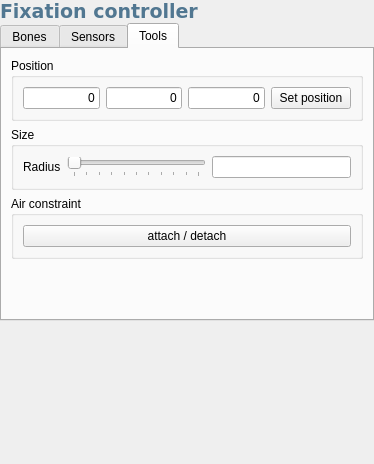
This is src/genelab/core/ui/widgets/entities/fixationproperties.ui in GeneCraft/GeneCraft-Project as Qt 5 draws it before an edit. The edited form follows.
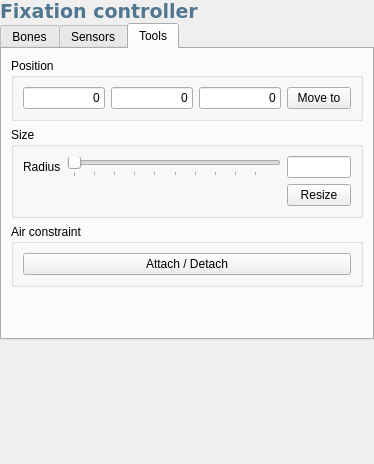
This is the edited form. The open tabs and pages were chosen to show the change. Icons and pictures are not drawn.

```diff
--- a/src/genelab/core/ui/widgets/entities/fixationproperties.ui
+++ b/src/genelab/core/ui/widgets/entities/fixationproperties.ui
@@ -329,8 +329,14 @@
           </item>
           <item row="0" column="3">
            <widget class="QPushButton" name="pbSetPosition">
+            <property name="maximumSize">
+             <size>
+              <width>64</width>
+              <height>16777215</height>
+             </size>
+            </property>
             <property name="text">
-             <string>Set position</string>
+             <string>Move to</string>
             </property>
            </widget>
           </item>
@@ -346,7 +352,7 @@
           <item row="0" column="1">
            <widget class="QSlider" name="sRadius">
             <property name="minimum">
-             <number>1</number>
+             <number>100</number>
             </property>
             <property name="maximum">
              <number>10000</number>
@@ -370,7 +376,27 @@
            </widget>
           </item>
           <item row="0" column="2">
-           <widget class="QLineEdit" name="lineEdit"/>
+           <widget class="QLineEdit" name="leRadius">
+            <property name="maximumSize">
+             <size>
+              <width>64</width>
+              <height>16777215</height>
+             </size>
+            </property>
+           </widget>
+          </item>
+          <item row="1" column="2">
+           <widget class="QPushButton" name="pbResizeRadius">
+            <property name="maximumSize">
+             <size>
+              <width>64</width>
+              <height>16777215</height>
+             </size>
+            </property>
+            <property name="text">
+             <string>Resize</string>
+            </property>
+           </widget>
           </item>
          </layout>
         </widget>
@@ -400,7 +426,7 @@
              <bool>true</bool>
             </property>
             <property name="text">
-             <string>attach / detach</string>
+             <string>Attach / Detach</string>
             </property>
             <property name="icon">
              <iconset resource="../../../ressources/ressources.qrc">
```
Left out of the diff: 2 changed lines with no effect on the pictures.
